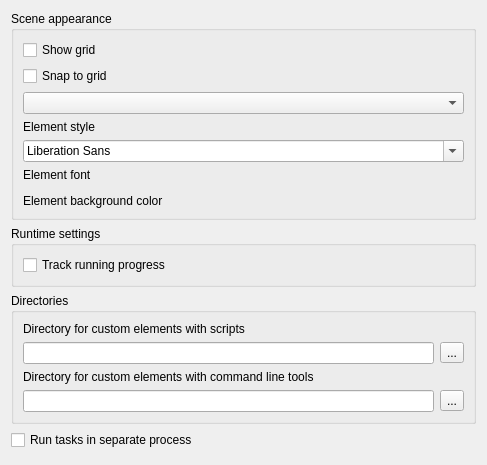
Old version of the form src/plugins/workflow_designer/src/ui/WorkflowSettingsWidget.ui in the repository violethaze74/ugene.
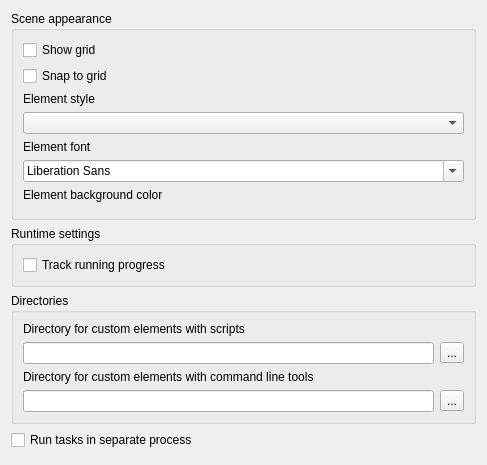
New version of the form.

Diff of the .ui file:
```diff
--- a/src/plugins/workflow_designer/src/ui/WorkflowSettingsWidget.ui
+++ b/src/plugins/workflow_designer/src/ui/WorkflowSettingsWidget.ui
@@ -34,9 +34,6 @@
         </property>
        </widget>
       </item>
-      <item>
-       <widget class="QComboBox" name="styleCombo"/>
-      </item>
       <item>
        <widget class="QLabel" name="label_2">
         <property name="text">
@@ -45,7 +42,7 @@
        </widget>
       </item>
       <item>
-       <widget class="QFontComboBox" name="fontCombo"/>
+       <widget class="QComboBox" name="styleCombo"/>
       </item>
       <item>
        <widget class="QLabel" name="label">
@@ -55,7 +52,7 @@
        </widget>
       </item>
       <item>
-       <widget class="QWidget" name="colorWidget" native="true"/>
+       <widget class="QFontComboBox" name="fontCombo"/>
       </item>
       <item>
        <widget class="QLabel" name="label_3">
@@ -64,6 +61,9 @@
         </property>
        </widget>
       </item>
+      <item>
+       <widget class="QWidget" name="colorWidget" native="true"/>
+      </item>
      </layout>
     </widget>
    </item>
```
